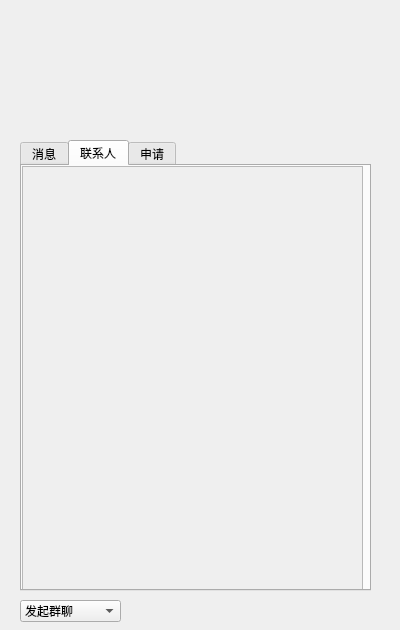
This is client/mainpagelzy.ui in lzylzylzylzy0922/oopDesign as Qt 5 draws it before an edit. The edited form follows.
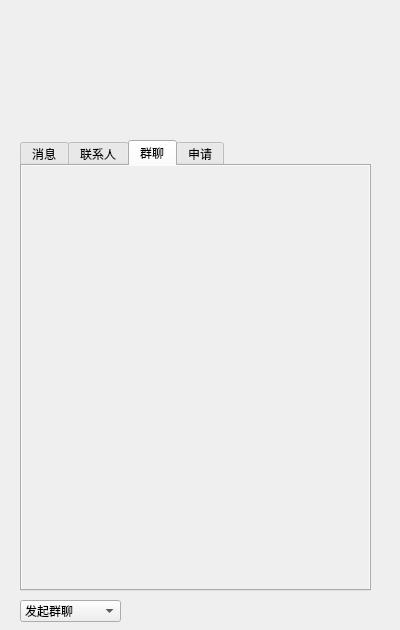
This is the edited form.

Commit message: 完成创建群聊业务

```diff
--- a/client/mainpagelzy.ui
+++ b/client/mainpagelzy.ui
@@ -45,7 +45,7 @@
     </rect>
    </property>
    <property name="currentIndex">
-    <number>1</number>
+    <number>2</number>
    </property>
    <widget class="QWidget" name="messageTab">
     <attribute name="title">
@@ -103,6 +103,34 @@
      </widget>
     </widget>
    </widget>
+   <widget class="QWidget" name="groupTab">
+    <attribute name="title">
+     <string>群聊</string>
+    </attribute>
+    <widget class="QScrollArea" name="groupArea">
+     <property name="geometry">
+      <rect>
+       <x>-1</x>
+       <y>-1</y>
+       <width>351</width>
+       <height>431</height>
+      </rect>
+     </property>
+     <property name="widgetResizable">
+      <bool>true</bool>
+     </property>
+     <widget class="QWidget" name="scrollAreaWidgetContents">
+      <property name="geometry">
+       <rect>
+        <x>0</x>
+        <y>0</y>
+        <width>349</width>
+        <height>429</height>
+       </rect>
+      </property>
+     </widget>
+    </widget>
+   </widget>
    <widget class="QWidget" name="requestTab">
     <attribute name="title">
      <string>申请</string>
```
The commit also changes 83 other files.
